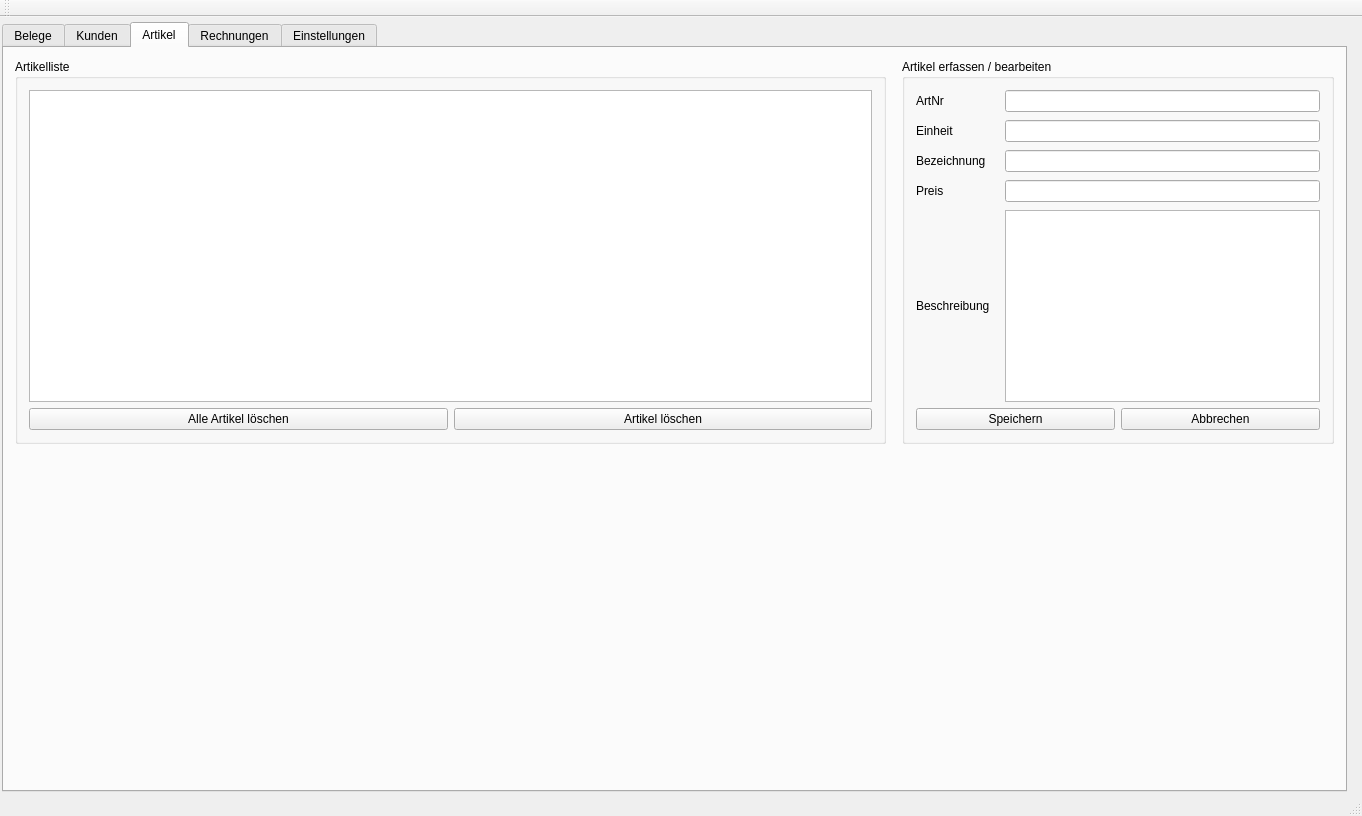
MarcelGep/RechnungsApp, file mainwindow.ui: the form before one commit.
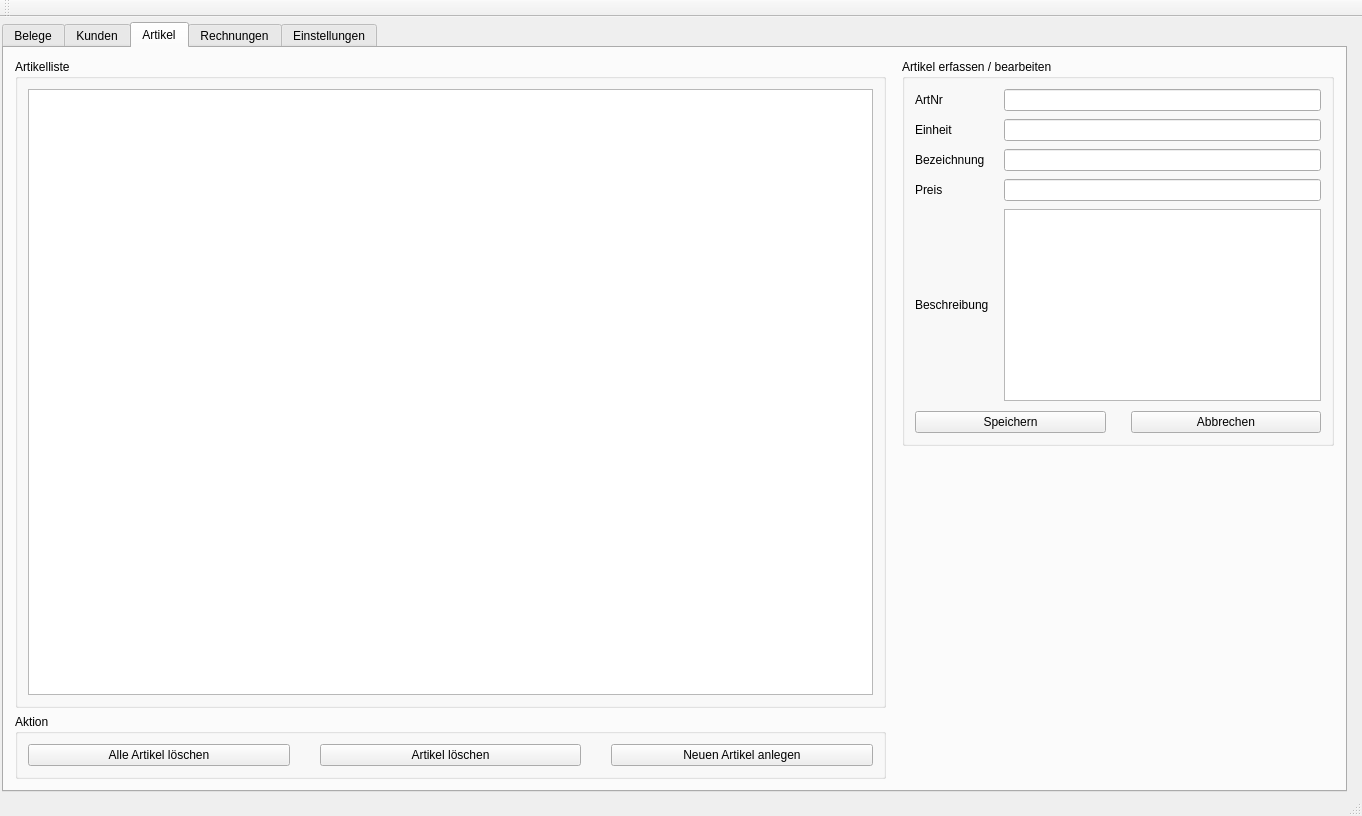
The form after the commit. The open tabs and pages were chosen to show the change.

What changed in the file:
```diff
--- a/mainwindow.ui
+++ b/mainwindow.ui
@@ -193,6 +193,12 @@
            <layout class="QHBoxLayout" name="horizontalLayout_3">
             <item>
              <widget class="QTableWidget" name="twCustomers">
+              <property name="focusPolicy">
+               <enum>Qt::ClickFocus</enum>
+              </property>
+              <property name="editTriggers">
+               <set>QAbstractItemView::NoEditTriggers</set>
+              </property>
               <property name="selectionMode">
                <enum>QAbstractItemView::SingleSelection</enum>
               </property>
@@ -925,20 +931,23 @@
         <string>Artikel</string>
        </attribute>
        <layout class="QGridLayout" name="gridLayout_14">
-        <item row="1" column="0">
-         <spacer name="verticalSpacer_4">
+        <item row="1" column="2">
+         <spacer name="horizontalSpacer_14">
           <property name="orientation">
-           <enum>Qt::Vertical</enum>
+           <enum>Qt::Horizontal</enum>
+          </property>
+          <property name="sizeType">
+           <enum>QSizePolicy::Fixed</enum>
           </property>
           <property name="sizeHint" stdset="0">
            <size>
-            <width>20</width>
-            <height>40</height>
+            <width>10</width>
+            <height>20</height>
            </size>
           </property>
          </spacer>
         </item>
-        <item row="0" column="3">
+        <item row="1" column="3">
          <widget class="QGroupBox" name="Artikel_Erfassen">
           <property name="sizePolicy">
            <sizepolicy hsizetype="Preferred" vsizetype="Preferred">
@@ -953,7 +962,25 @@
            <bool>false</bool>
           </property>
           <layout class="QGridLayout" name="gridLayout_13">
-           <item row="1" column="0">
+           <property name="leftMargin">
+            <number>10</number>
+           </property>
+           <property name="topMargin">
+            <number>10</number>
+           </property>
+           <property name="rightMargin">
+            <number>10</number>
+           </property>
+           <property name="bottomMargin">
+            <number>10</number>
+           </property>
+           <property name="horizontalSpacing">
+            <number>25</number>
+           </property>
+           <property name="verticalSpacing">
+            <number>5</number>
+           </property>
+           <item row="2" column="0">
             <widget class="QPushButton" name="btnArtSave">
              <property name="text">
               <string>Speichern</string>
@@ -1063,51 +1090,80 @@
              </item>
             </layout>
            </item>
-           <item row="1" column="1">
+           <item row="2" column="1">
             <widget class="QPushButton" name="btnArtCancel">
              <property name="text">
               <string>Abbrechen</string>
              </property>
             </widget>
            </item>
+           <item row="1" column="0">
+            <spacer name="verticalSpacer_6">
+             <property name="orientation">
+              <enum>Qt::Vertical</enum>
+             </property>
+             <property name="sizeType">
+              <enum>QSizePolicy::Fixed</enum>
+             </property>
+             <property name="sizeHint" stdset="0">
+              <size>
+               <width>20</width>
+               <height>5</height>
+              </size>
+             </property>
+            </spacer>
+           </item>
           </layout>
          </widget>
         </item>
-        <item row="0" column="0" colspan="2">
-         <widget class="QGroupBox" name="groupBox">
+        <item row="2" column="3">
+         <spacer name="verticalSpacer_4">
+          <property name="orientation">
+           <enum>Qt::Vertical</enum>
+          </property>
+          <property name="sizeHint" stdset="0">
+           <size>
+            <width>20</width>
+            <height>40</height>
+           </size>
+          </property>
+         </spacer>
+        </item>
+        <item row="1" column="0" rowspan="2" colspan="2">
+         <widget class="QGroupBox" name="Artikelliste">
           <property name="title">
            <string>Artikelliste</string>
           </property>
           <layout class="QGridLayout" name="gridLayout_12">
+           <property name="leftMargin">
+            <number>10</number>
+           </property>
+           <property name="topMargin">
+            <number>10</number>
+           </property>
+           <property name="rightMargin">
+            <number>10</number>
+           </property>
+           <property name="bottomMargin">
+            <number>10</number>
+           </property>
+           <property name="horizontalSpacing">
+            <number>5</number>
+           </property>
            <item row="0" column="0" colspan="2">
-            <widget class="QTableView" name="tvArtList">
-             <property name="frameShape">
-              <enum>QFrame::StyledPanel</enum>
-             </property>
-             <property name="frameShadow">
-              <enum>QFrame::Sunken</enum>
-             </property>
-             <property name="sizeAdjustPolicy">
-              <enum>QAbstractScrollArea::AdjustIgnored</enum>
+            <widget class="QTableWidget" name="twArticles">
+             <property name="focusPolicy">
+              <enum>Qt::ClickFocus</enum>
              </property>
              <property name="editTriggers">
               <set>QAbstractItemView::NoEditTriggers</set>
              </property>
-             <property name="alternatingRowColors">
-              <bool>false</bool>
-             </property>
              <property name="selectionMode">
               <enum>QAbstractItemView::SingleSelection</enum>
              </property>
              <property name="selectionBehavior">
               <enum>QAbstractItemView::SelectRows</enum>
              </property>
-             <property name="sortingEnabled">
-              <bool>false</bool>
-             </property>
-             <attribute name="horizontalHeaderHighlightSections">
-              <bool>false</bool>
-             </attribute>
              <attribute name="horizontalHeaderStretchLastSection">
               <bool>true</bool>
              </attribute>
@@ -1116,39 +1172,54 @@
              </attribute>
             </widget>
            </item>
-           <item row="1" column="0">
+          </layout>
+         </widget>
+        </item>
+        <item row="3" column="0" colspan="2">
+         <widget class="QGroupBox" name="groupBox">
+          <property name="title">
+           <string>Aktion</string>
+          </property>
+          <layout class="QHBoxLayout" name="horizontalLayout_5">
+           <property name="spacing">
+            <number>30</number>
+           </property>
+           <property name="leftMargin">
+            <number>10</number>
+           </property>
+           <property name="topMargin">
+            <number>10</number>
+           </property>
+           <property name="rightMargin">
+            <number>10</number>
+           </property>
+           <property name="bottomMargin">
+            <number>10</number>
+           </property>
+           <item>
             <widget class="QPushButton" name="btnArtDelAll">
              <property name="text">
               <string>Alle Artikel löschen</string>
              </property>
             </widget>
            </item>
-           <item row="1" column="1">
+           <item>
             <widget class="QPushButton" name="btnArtDelete">
              <property name="text">
               <string>Artikel löschen</string>
              </property>
             </widget>
            </item>
+           <item>
+            <widget class="QPushButton" name="btnArtNew">
+             <property name="text">
+              <string>Neuen Artikel anlegen</string>
+             </property>
+            </widget>
+           </item>
           </layout>
          </widget>
         </item>
-        <item row="0" column="2">
-         <spacer name="horizontalSpacer_14">
-          <property name="orientation">
-           <enum>Qt::Horizontal</enum>
-          </property>
-          <property name="sizeType">
-           <enum>QSizePolicy::Fixed</enum>
-          </property>
-          <property name="sizeHint" stdset="0">
-           <size>
-            <width>10</width>
-            <height>20</height>
-           </size>
-          </property>
-         </spacer>
-        </item>
        </layout>
       </widget>
       <widget class="QWidget" name="tabBills">
@@ -1917,7 +1988,7 @@
      <x>0</x>
      <y>0</y>
      <width>1362</width>
-     <height>17</height>
+     <height>20</height>
     </rect>
    </property>
   </widget>
```
